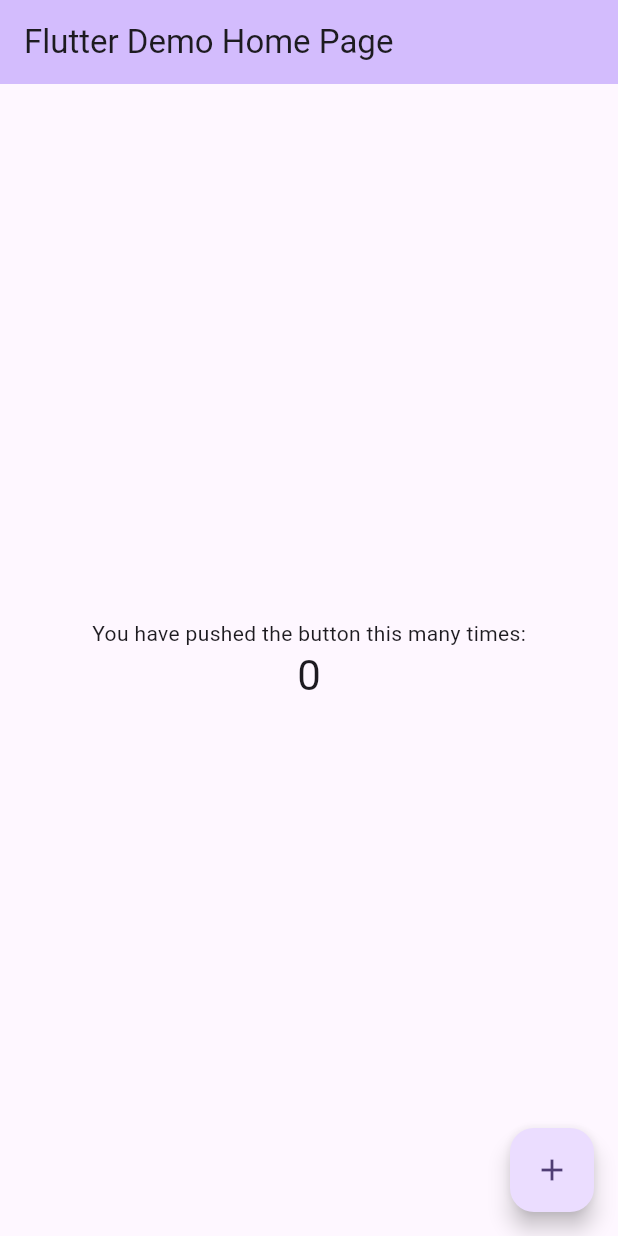
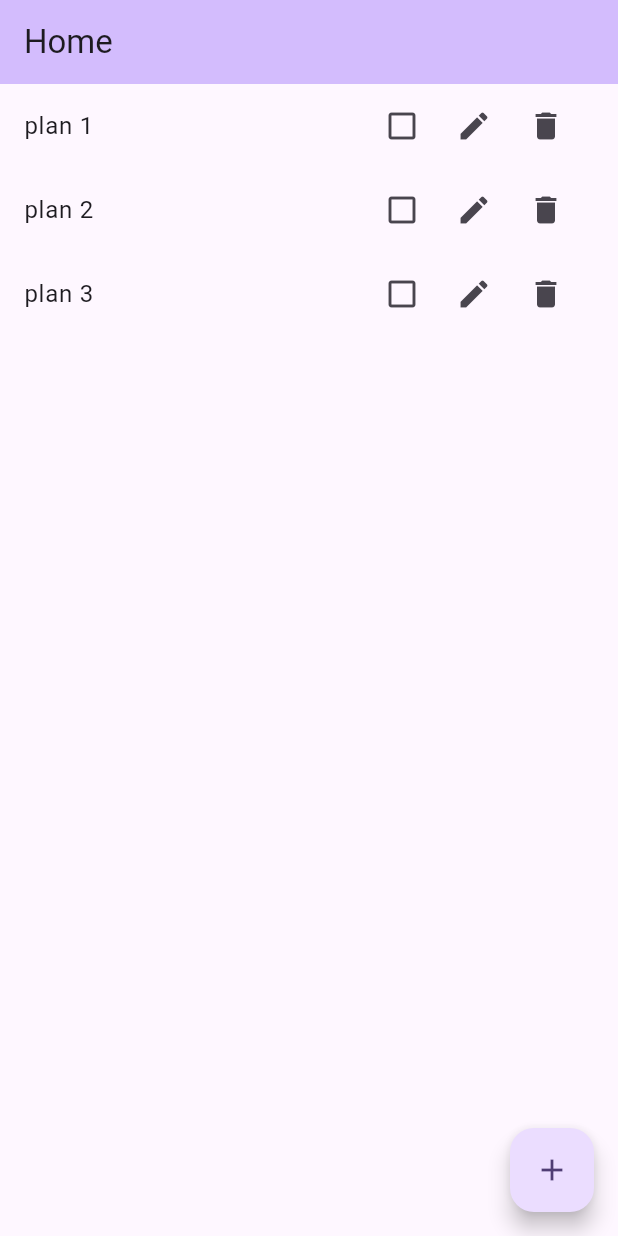
Before and after one commit to Ruhisawant/Travel-Planner-App, a Flutter app: the screen it shows after launch, on a phone screen of 412 x 824 dp. Run offline on Flutter 3.47's test engine with Material 3 defaults, Android fonts, the phone set to English and light mode, and no system bars.

Commit message:
Implement Plan Management

```diff
--- a/lib/main.dart
+++ b/lib/main.dart
@@ -7,116 +7,112 @@ void main() {
 class MyApp extends StatelessWidget {
   const MyApp({super.key});
 
-  // This widget is the root of your application.
   @override
   Widget build(BuildContext context) {
     return MaterialApp(
-      title: 'Flutter Demo',
+      title: 'Travel Planner',
       theme: ThemeData(
-        // This is the theme of your application.
-        //
-        // TRY THIS: Try running your application with "flutter run". You'll see
-        // the application has a purple toolbar. Then, without quitting the app,
-        // try changing the seedColor in the colorScheme below to Colors.green
-        // and then invoke "hot reload" (save your changes or press the "hot
-        // reload" button in a Flutter-supported IDE, or press "r" if you used
-        // the command line to start the app).
-        //
-        // Notice that the counter didn't reset back to zero; the application
-        // state is not lost during the reload. To reset the state, use hot
-        // restart instead.
-        //
-        // This works for code too, not just values: Most code changes can be
-        // tested with just a hot reload.
         colorScheme: ColorScheme.fromSeed(seedColor: Colors.deepPurple),
       ),
-      home: const MyHomePage(title: 'Flutter Demo Home Page'),
+      home: const PlanManagerScreen(title: 'Home'),
     );
   }
 }
 
-class MyHomePage extends StatefulWidget {
-  const MyHomePage({super.key, required this.title});
+class Plan {
+  String name;
+  bool isCompleted;
 
-  // This widget is the home page of your application. It is stateful, meaning
-  // that it has a State object (defined below) that contains fields that affect
-  // how it looks.
+  Plan({required this.name, this.isCompleted = false});
+}
 
-  // This class is the configuration for the state. It holds the values (in this
-  // case the title) provided by the parent (in this case the App widget) and
-  // used by the build method of the State. Fields in a Widget subclass are
-  // always marked "final".
+class PlanManagerScreen extends StatefulWidget {
+  const PlanManagerScreen({super.key, required this.title});
 
   final String title;
 
   @override
-  State<MyHomePage> createState() => _MyHomePageState();
+  State<PlanManagerScreen> createState() => MyHomePageState();
 }
 
-class _MyHomePageState extends State<MyHomePage> {
-  int _counter = 0;
+class MyHomePageState extends State<PlanManagerScreen> {
+  final List<Plan> _plans = [
+    Plan(name: 'plan 1'),
+    Plan(name: 'plan 2'),
+    Plan(name: 'plan 3'),
+  ];
 
-  void _incrementCounter() {
+  // Method to add a new plan
+  void _addPlan(String name) {
     setState(() {
-      // This call to setState tells the Flutter framework that something has
-      // changed in this State, which causes it to rerun the build method below
-      // so that the display can reflect the updated values. If we changed
-      // _counter without calling setState(), then the build method would not be
-      // called again, and so nothing would appear to happen.
-      _counter++;
+      _plans.add(Plan(name: name));
+    });
+  }
+
+  // Method to update the name of a plan
+  void _updatePlan(int index, String newName) {
+    setState(() {
+      _plans[index].name = newName;
+    });
+  }
+
+  // Method to toggle the completion status of a plan
+  void _togglePlanCompletion(int index) {
+    setState(() {
+      _plans[index].isCompleted = !_plans[index].isCompleted;
+    });
+  }
+
+  // Method to remove a plan from the list
+  void _removePlan(int index) {
+    setState(() {
+      _plans.removeAt(index);
     });
   }
 
   @override
   Widget build(BuildContext context) {
-    // This method is rerun every time setState is called, for instance as done
-    // by the _incrementCounter method above.
-    //
-    // The Flutter framework has been optimized to make rerunning build methods
-    // fast, so that you can just rebuild anything that needs updating rather
-    // than having to individually change instances of widgets.
     return Scaffold(
       appBar: AppBar(
-        // TRY THIS: Try changing the color here to a specific color (to
-        // Colors.amber, perhaps?) and trigger a hot reload to see the AppBar
-        // change color while the other colors stay the same.
         backgroundColor: Theme.of(context).colorScheme.inversePrimary,
-        // Here we take the value from the MyHomePage object that was created by
-        // the App.build method, and use it to set our appbar title.
         title: Text(widget.title),
       ),
-      body: Center(
-        // Center is a layout widget. It takes a single child and positions it
-        // in the middle of the parent.
-        child: Column(
-          // Column is also a layout widget. It takes a list of children and
-          // arranges them vertically. By default, it sizes itself to fit its
-          // children horizontally, and tries to be as tall as its parent.
-          //
-          // Column has various properties to control how it sizes itself and
-          // how it positions its children. Here we use mainAxisAlignment to
-          // center the children vertically; the main axis here is the vertical
-          // axis because Columns are vertical (the cross axis would be
-          // horizontal).
-          //
-          // TRY THIS: Invoke "debug painting" (choose the "Toggle Debug Paint"
-          // action in the IDE, or press "p" in the console), to see the
-          // wireframe for each widget.
-          mainAxisAlignment: MainAxisAlignment.center,
-          children: <Widget>[
-            const Text('You have pushed the button this many times:'),
-            Text(
-              '$_counter',
-              style: Theme.of(context).textTheme.headlineMedium,
+      body: ListView.builder(
+        itemCount: _plans.length,
+        itemBuilder: (context, index) {
+          final plan = _plans[index];
+          return ListTile(
+            title: Text(plan.name),
+            trailing: Row(
+              mainAxisSize: MainAxisSize.min,
+              children: [
+                IconButton(
+                  icon: Icon(plan.isCompleted ? Icons.check_box : Icons.check_box_outline_blank),
+                  onPressed: () => _togglePlanCompletion(index),
+                ),
+                IconButton(
+                  icon: const Icon(Icons.edit),
+                  onPressed: () {
+                    // Example: update plan name
+                    _updatePlan(index, 'Updated Plan Name');
+                  },
+                ),
+                IconButton(
+                  icon: const Icon(Icons.delete),
+                  onPressed: () => _removePlan(index),
+                ),
+              ],
             ),
-          ],
-        ),
+          );
+        },
       ),
       floatingActionButton: FloatingActionButton(
-        onPressed: _incrementCounter,
-        tooltip: 'Increment',
+        onPressed: () {
+          _addPlan('New Plan');
+        },
+        tooltip: 'Add Plan',
         child: const Icon(Icons.add),
-      ), // This trailing comma makes auto-formatting nicer for build methods.
+      ),
     );
   }
 }
```
